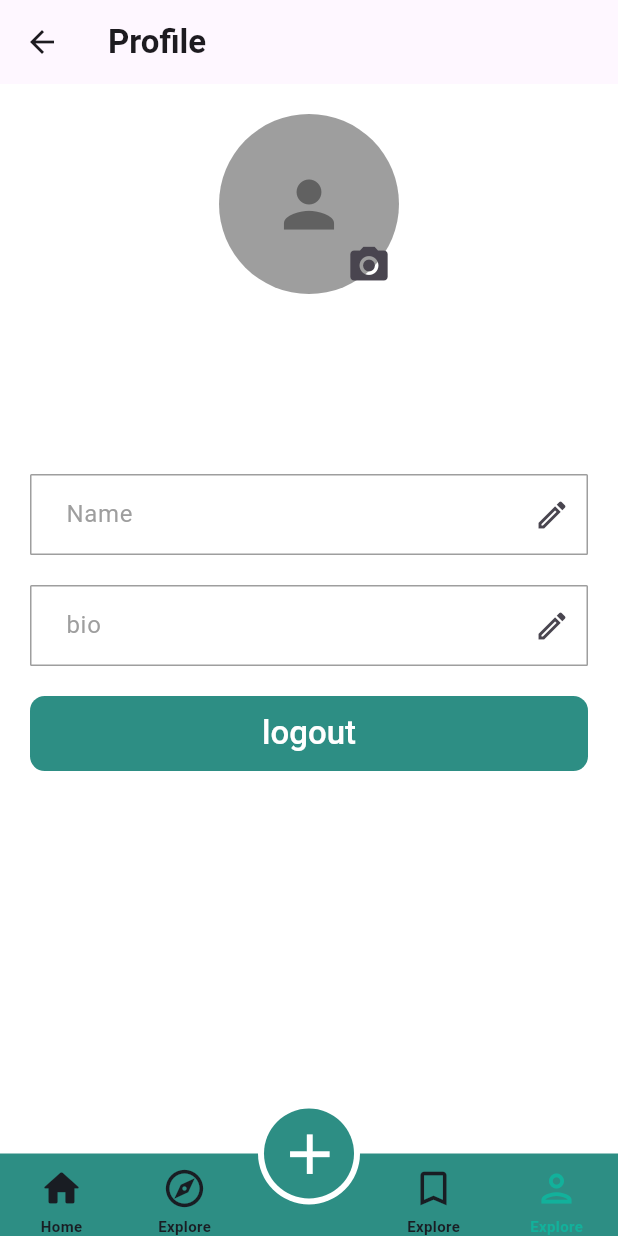
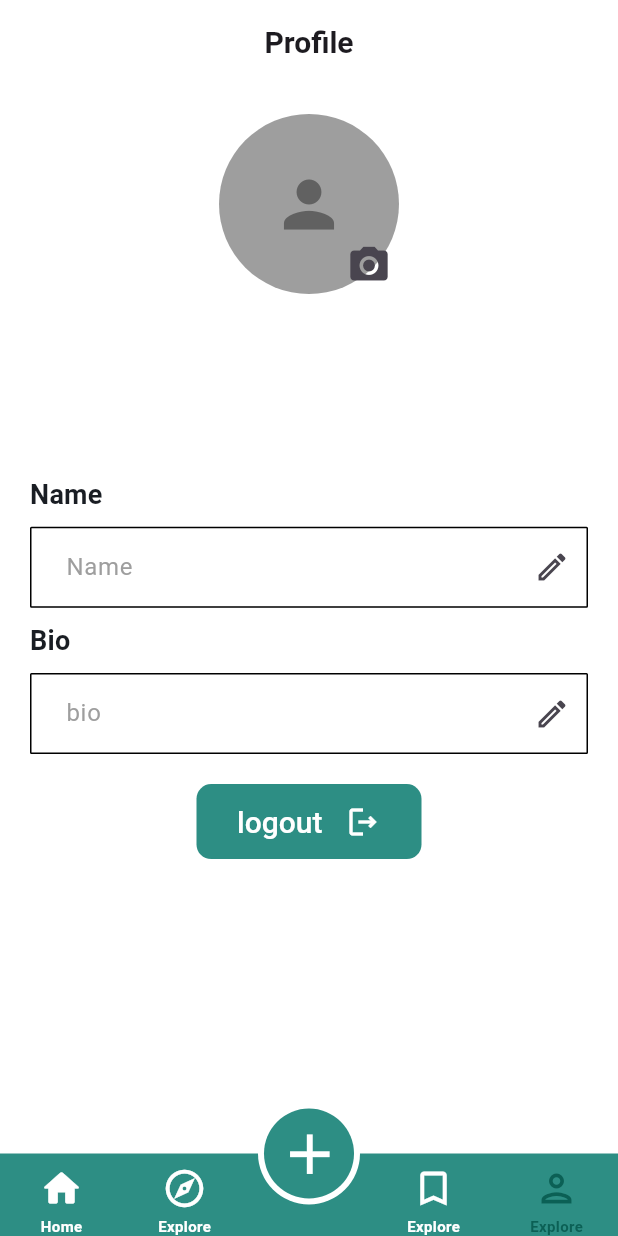
Before and after one commit to waqas1343/Qabil.jobs, a Flutter app: the CustomNavbar screen opened by its route, item 5 of the bottom bar chosen, on a phone screen of 412 x 824 dp. Run offline on Flutter 3.47's test engine with Material 3 defaults, Android fonts, the phone set to English and light mode, and no system bars; our stand-ins replace another_flushbar, image_picker, pinput; Roboto replaces fonts that are missing (KumbhSans-VariableFont_YOPQ,wght.ttf).

Commit message:
navigation screens adjustment

```diff
--- a/lib/View/screens/profile_screen/profile_screen.dart
+++ b/lib/View/screens/profile_screen/profile_screen.dart
@@ -10,8 +10,10 @@ import 'package:qabil_app/constant/custom_textfield/custom_textield.dart';
 import 'package:qabil_app/routes/routes_name/routes_names.dart';
 import 'package:qabil_app/widgets/logout_dialog/logout_dialog.dart';
 
+import '../../../constant/app_sizes/app_sizes.dart';
 import '../../../constant/app_strings/appstrings.dart';
 
+import '../../../constant/custom_text/custom_text.dart';
 import '../../../view_model/controller/profile_controller/profile_controller.dart';
 import '../../../widgets/custom_dialogbox/custom_dialogbox.dart';
 import '../../../widgets/select_Imagesource/select_image_source.dart';
@@ -25,12 +27,16 @@ class Profilescreen extends StatelessWidget {
       child: Scaffold(
         appBar: AppBar(
           title: Text("Profile"),
+          centerTitle: true,
+          automaticallyImplyLeading: false,
+          backgroundColor: Colors.transparent,
         ),
         body: Consumer<ProfileController>(
           builder: (context, click, child) {
             return Padding(
               padding: const EdgeInsets.all(20),
               child: Column(
+                crossAxisAlignment: CrossAxisAlignment.start,
                 children: [
                   Center(
                     child: Stack(
@@ -103,7 +109,13 @@ class Profilescreen extends StatelessWidget {
                   SizedBox(
                     height: 120,
                   ),
+
+                  CustomText(text: 'Name',style: Theme.of(context).textTheme.titleMedium,),
+                  SizedBox(
+                    height: AppSizes.height01(context),
+                  ),
                   AppTextFields.customTextField(
+                    readOnly: true,
                     hintText: AppStrings.nameText,
                     controller: click.nameController,
                     suffixIcon: IconButton(
@@ -111,9 +123,7 @@ class Profilescreen extends StatelessWidget {
                         showDialog(
                           context: context,
                           builder: (context) {
-                            return Padding(
-                              padding: const EdgeInsets.all(20),
-                              child: CustomDialogbox(
+                            return CustomDialogbox(
                               controller: click.editnameController,
                               onSave: () {
                                 click.nameController.text =
@@ -121,7 +131,37 @@ class Profilescreen extends StatelessWidget {
                               },
                               hintname: AppStrings.savebutton,
                               titlename: AppStrings.nameText,
+                            );
+                          },
+                        );
+                      },
+                      icon: Icon(Icons.edit_outlined),
                     ),
+                  ),
+                  SizedBox(
+                    height: AppSizes.height01(context),
+                  ),
+                  CustomText(text: 'Bio',style: Theme.of(context).textTheme.titleMedium,),
+                  SizedBox(
+                    height: AppSizes.height01(context),
+                  ),
+                  AppTextFields.customTextField(
+                    readOnly: true,
+                    hintText: AppStrings.bio,
+                    controller: click.bioController,
+                    suffixIcon: IconButton(
+                      onPressed: () {
+                        showDialog(
+                          context: context,
+                          builder: (context) {
+                            return CustomDialogbox(
+                              controller: click.editbioController,
+                              onSave: () {
+                                click.bioController.text =
+                                    click.editbioController.text;
+                              },
+                              hintname: AppStrings.cencalText,
+                              titlename: AppStrings.bio,
                             );
                           },
                         );
@@ -132,65 +172,14 @@ class Profilescreen extends StatelessWidget {
                   SizedBox(
                     height: 20,
                   ),
-                  AppTextFields.customTextField(
-                    hintText: AppStrings.bio,
-                    controller: click.bioController,
-                    suffixIcon: IconButton(
-                      onPressed: () {
-                        showDialog(
-                          context: context,
-                          builder: (context) {
-                            return Padding(
-                              padding: const EdgeInsets.all(20),
-                              child: CustomDialogbox(
-                                controller: click.editbioController,
-                                onSave: () {
-                                  click.bioController.text =
-                                      click.editbioController.text;
-                                },
-                                hintname: AppStrings.cencalText,
-                                titlename: AppStrings.bio,
-                              ),
-                              // child: AlertDialog(
-                              //   title: Text(AppStrings.nameText),
-                              //   actions: [
-                              //     AppTextFields.customTextField(
-                              //         hintText: AppStrings.nameText,
-                              //         controller: click.editbioController),
-                              //     SizedBox(
-                              //       height: 20,
-                              //     ),
-                              //     CustomButton(
-                              //         btnText: "Save",
-                              //         color: AppColors.textColor,
-                              //         ontap: () {
-                              //           click.bioController.text =
-                              //               click.editbioController.text;
-                              //           Navigator.pop(context);
-                              //         }),
-                              //     SizedBox(
-                              //       height: 20,
-                              //     ),
-                              //     CustomButton(
-                              //         btnText: "cancel",
-                              //         color: AppColors.textColor,
-                              //         ontap: () {
-                              //           // AppNavigators.changescreen(context, RouteNames.profile);
-                              //           Navigator.pop(context);
-                              //         }),
-                              //   ],
-                              // ),
-                            );
-                          },
-                        );
-                      },
-                      icon: Icon(Icons.edit_outlined),
-                    ),
-                  ),
-                  SizedBox(
-                    height: 20,
-                  ),
+                  Row(
+                    mainAxisAlignment: MainAxisAlignment.center,
+                    children: [
                       CustomButton(
+                        icon: Icons.logout_outlined,
+                        seperationContent: 15,
+                        iconColor: AppColors.appBackground,
+                        btnWidth: 150,
                         btnText: AppStrings.logoutButton,
                         color: AppColors.textColor,
                         ontap: () {
@@ -210,6 +199,8 @@ class Profilescreen extends StatelessWidget {
                       ),
                     ],
                   ),
+                ],
+              ),
             );
           },
         ),
--- a/lib/constant/app_button/app_button.dart
+++ b/lib/constant/app_button/app_button.dart
@@ -7,6 +7,11 @@ class CustomButton extends StatelessWidget {
   final Color? splashColor;
   final VoidCallback ontap;
   final EdgeInsets padding;
+  final double? btnWidth;
+  final IconData? icon;
+  final double? iconSize;
+  final Color? iconColor;
+  final double? seperationContent;
 
   const CustomButton({
     super.key,
@@ -15,6 +20,11 @@ class CustomButton extends StatelessWidget {
     this.splashColor,
     required this.ontap,
     this.padding = const EdgeInsets.all(0),
+    this.btnWidth,
+    this.icon,
+    this.iconSize,
+    this.iconColor,
+    this.seperationContent,
   });
 
   @override
@@ -24,7 +34,7 @@ class CustomButton extends StatelessWidget {
     return Padding(
       padding: padding,
       child: Container(
-        width: double.infinity,
+        width: btnWidth,
         height: 50.0,
         decoration: BoxDecoration(
           color: color,
@@ -37,7 +47,10 @@ class CustomButton extends StatelessWidget {
             borderRadius: BorderRadius.circular(9.8),
             onTap: ontap,
             child: Center(
-              child: CustomText(
+              child: Row(
+                mainAxisAlignment: MainAxisAlignment.center,
+                children: [
+                  CustomText(
                     text: btnText,
                     style: textTheme.titleLarge?.copyWith(
                           color: Colors.white,
@@ -49,6 +62,20 @@ class CustomButton extends StatelessWidget {
                           fontWeight: FontWeight.w500,
                         ),
                   ),
+                  Visibility(
+                      visible: icon != null,
+                      child: SizedBox(width: seperationContent)),
+                  Visibility(
+                    visible: icon != null,
+                    child: Icon(
+                      icon,
+                      size: iconSize,
+                      color: iconColor,
+                    ),
+                  )
+                ],
+              ),
+
             ),
           ),
         ),
--- a/lib/constant/app_colours/appcolors.dart
+++ b/lib/constant/app_colours/appcolors.dart
@@ -8,7 +8,7 @@ class AppColors {
   static const Color textColorGrey = Color(0xFF999DA3);
   static const Color blackTextClr = Color(0xFF191D23);
   static const Color cardsColor1 = Color(0xFF2488FB);
-  static const Color iconsColors = Color(0xFF12b19b);
+  static const Color iconsColors = Color(0xff0b6055);
   static const Color cardsColor2 = Color(0xff2D8E84);
   static const Color cardsColor3 = Color(0xFFFFD86D);
   static const Color cardsColor4 = Color(0xFFB039FF);
--- a/lib/constant/custom_textfield/custom_textield.dart
+++ b/lib/constant/custom_textfield/custom_textield.dart
@@ -13,8 +13,10 @@ class AppTextFields {
     double borderRadius = 1.0,
     EdgeInsetsGeometry? contentPadding,
     FormFieldValidator<String>? validator,
+    bool? readOnly,
   }) {
     return TextFormField(
+      readOnly: readOnly ?? false,
       controller: controller,
       obscureText: obscureText,
       keyboardType: keyboardType,
@@ -33,15 +35,21 @@ class AppTextFields {
             EdgeInsets.symmetric(vertical: 15, horizontal: 20),
         border: OutlineInputBorder(
           borderRadius: BorderRadius.circular(borderRadius),
-          borderSide: BorderSide(color: borderColor ?? Colors.grey, width: 1),
+          borderSide: readOnly ?? false
+        ? BorderSide(color: borderColor ?? Colors.black, width: 1)
+              : BorderSide(color: borderColor ?? Colors.grey, width: 1),
         ),
         focusedBorder: OutlineInputBorder(
           borderRadius: BorderRadius.circular(borderRadius),
-          borderSide: BorderSide(color: borderColor ?? Colors.blue, width: 2),
+          borderSide: readOnly ?? false
+              ? BorderSide(color: borderColor ?? Colors.black, width: 1)
+              : BorderSide(color: borderColor ?? Colors.blue, width: 2),
         ),
         enabledBorder: OutlineInputBorder(
           borderRadius: BorderRadius.circular(borderRadius),
-          borderSide: BorderSide(color: borderColor ?? Colors.grey, width: 1),
+          borderSide: readOnly ?? false
+              ? BorderSide(color: borderColor ?? Colors.black, width: 1)
+              : BorderSide(color: borderColor ?? Colors.grey, width: 1),
         ),
       ),
       validator: validator,
--- a/lib/utils/text_theme/text_theme.dart
+++ b/lib/utils/text_theme/text_theme.dart
@@ -23,7 +23,7 @@ class AppTheme {
           color: AppColors.textColor,
         ),
         titleLarge: TextStyle(
-          fontSize: 22.0,
+          fontSize: 20.0,
           fontWeight: FontWeight.w600,
           color: AppColors.blackTextClr,
         ),
--- a/lib/widgets/CustombottomNavbar/customNavbar.dart
+++ b/lib/widgets/CustombottomNavbar/customNavbar.dart
@@ -88,7 +88,7 @@ class CustomNavbar extends StatelessWidget {
                           Icons.home_rounded,
                           color: provider.pageIndex == 0
                               ? AppColors.iconsColors
-                              : AppColors.blackTextClr,
+                              : AppColors.appBackground,
                           size: 30,
                         ),
                       ),
@@ -98,8 +98,8 @@ class CustomNavbar extends StatelessWidget {
                       style: TextStyle(
                         fontSize: 10,
                         color: provider.pageIndex == 0
-                            ? AppColors.iconsColors
-                            : AppColors.blackTextClr,
+                            ?  AppColors.iconsColors
+                            : AppColors.appBackground,
                       ),
                     ),
                   ],
@@ -115,7 +115,7 @@ class CustomNavbar extends StatelessWidget {
                           Icons.explore_outlined,
                           color: provider.pageIndex == 1
                               ? AppColors.iconsColors
-                              : AppColors.blackTextClr,
+                              : AppColors.appBackground,
                           size: 30,
                         ),
                       ),
@@ -125,8 +125,8 @@ class CustomNavbar extends StatelessWidget {
                       style: TextStyle(
                         fontSize: 10,
                         color: provider.pageIndex == 1
-                            ? AppColors.iconsColors
-                            : AppColors.blackTextClr,
+                            ?  AppColors.iconsColors
+                            : AppColors.appBackground,
                       ),
                     ),
                   ],
@@ -145,8 +145,8 @@ class CustomNavbar extends StatelessWidget {
                         icon: Icon(
                           Icons.bookmark_outline,
                           color: provider.pageIndex == 2
-                              ? AppColors.iconsColors
-                              : AppColors.blackTextClr,
+                              ?  AppColors.iconsColors
+                              : AppColors.appBackground,
                           size: 30,
                         ),
                       ),
@@ -157,7 +157,7 @@ class CustomNavbar extends StatelessWidget {
                         fontSize: 10,
                         color: provider.pageIndex == 2
                             ? AppColors.iconsColors
-                            : AppColors.blackTextClr,
+                            : AppColors.appBackground,
                       ),
                     ),
                   ],
@@ -173,7 +173,7 @@ class CustomNavbar extends StatelessWidget {
                           Icons.person_outlined,
                           color: provider.pageIndex == 3
                               ? AppColors.iconsColors
-                              : AppColors.blackTextClr,
+                              : AppColors.appBackground,
                           size: 30,
                         ),
                       ),
@@ -183,8 +183,8 @@ class CustomNavbar extends StatelessWidget {
                       style: TextStyle(
                         fontSize: 10,
                         color: provider.pageIndex == 3
-                            ? AppColors.iconsColors
-                            : AppColors.blackTextClr,
+                            ?  AppColors.iconsColors
+                            : AppColors.appBackground,
                       ),
                     ),
                   ],
```
Also changed, not shown: lib/View/screens/exploreScreen/exploreScreen.dart (+2 -12 lines), lib/View/screens/saveScreen/saveScreen.dart (+5 -2 lines), lib/main.dart (+10 -0 lines), lib/widgets/custom_dialogbox/custom_dialogbox.dart (+29 -15 lines). Lines whose indentation alone changed are shown as unchanged.
